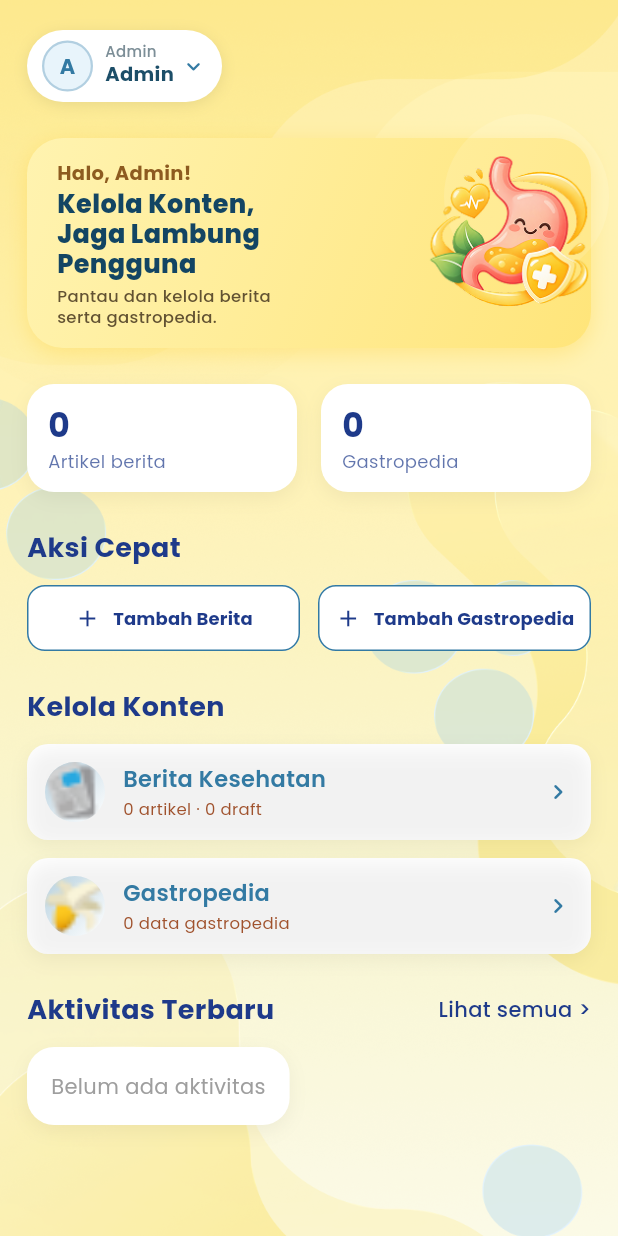
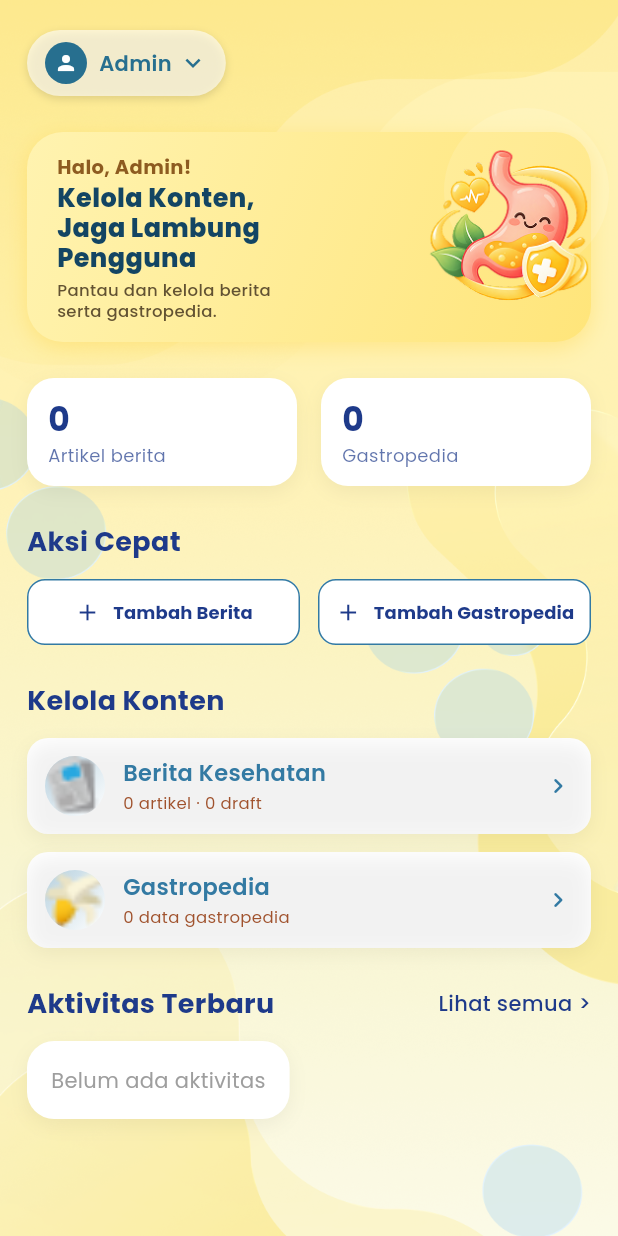
Before and after one commit to g41241295-arch/LAMON, a Flutter app: the AdminDashboardScreen screen opened by its route, on a phone screen of 412 x 824 dp. Run offline on Flutter 3.47's test engine with Material 3 defaults, Android fonts, the phone set to English and light mode, and no system bars; our stand-ins replace cloud_firestore, file_picker, firebase_auth, firebase_core, firebase_storage, flutter_local_notifications and 6 more; accounts and stored records are empty.

Commit message:
ubah profil admin: kapsul profil, halaman profil admin, foto

```diff
--- a/lib/routes/app_routes.dart
+++ b/lib/routes/app_routes.dart
@@ -41,6 +41,7 @@ import '../screens/admin/ensiklopedia_detail_screen.dart';
 import '../screens/admin/berita_list_admin_screen.dart';
 import '../screens/admin/berita_form_screen.dart';
 import '../models/berita_article_model.dart';
+import '../screens/admin/admin_profile_screen.dart';
 
 class AppRoutes {
   static const String initial = '/splash';
@@ -98,6 +99,7 @@ class AppRoutes {
   // Admin Berita Routes
   static const String adminBerita = '/admin/berita';
   static const String adminBeritaForm = '/admin/berita/form';
+  static const String adminProfile = '/admin/profil';
 
   /// Widget wrapper guard untuk rute admin.
   /// Jika bukan admin, tampilkan layar yang redirect ke login.
@@ -484,6 +486,11 @@ class AppRoutes {
           )),
           settings: settings,
         );
+      case adminProfile:
+        return _createSmoothRoute(
+          _adminGuard(const AdminProfileScreen()),
+          settings: settings,
+        );
 
       default:
         return _createSmoothRoute(
--- a/lib/screens/dashboard_admin_screen.dart
+++ b/lib/screens/dashboard_admin_screen.dart
@@ -2,7 +2,6 @@ import 'package:flutter/material.dart';
 import 'package:firebase_auth/firebase_auth.dart';
 import 'package:cloud_firestore/cloud_firestore.dart';
 import 'package:google_fonts/google_fonts.dart';
-import '../constants/app_colors.dart';
 import '../constants/admin_theme.dart';
 import '../routes/app_routes.dart';
 import '../services/ensiklopedia_service.dart';
@@ -21,7 +20,6 @@ class AdminDashboardScreen extends StatefulWidget {
 class _AdminDashboardScreenState extends State<AdminDashboardScreen> {
   String _adminName = 'Admin';
   String _adminId = '';
-  String? _adminPhotoUrl;
   bool _loadingAdmin = true;
   final _ensiklopediaService = EnsiklopediaService();
   bool _snackBarCleared = false;
@@ -47,7 +45,6 @@ class _AdminDashboardScreenState extends State<AdminDashboardScreen> {
     final user = FirebaseAuth.instance.currentUser;
     if (user == null) return;
     _adminId = user.uid;
-    _adminPhotoUrl = user.photoURL;
     try {
       final doc = await FirebaseFirestore.instance.collection('users').doc(user.uid).get();
       if (!mounted) return;
@@ -62,9 +59,6 @@ class _AdminDashboardScreenState extends State<AdminDashboardScreen> {
           final local = email.split('@').first.toLowerCase();
           final cleaned = local.startsWith('admin') ? local.substring('admin'.length) : local;
           name = cleaned.isEmpty ? 'Admin' : cleaned[0].toUpperCase() + cleaned.substring(1);
-        }
-        if (data['foto'] != null && data['foto'].toString().isNotEmpty) {
-          _adminPhotoUrl = data['foto'];
         }
       } else {
         name = user.displayName ?? 'Admin';
@@ -155,138 +149,72 @@ class _AdminDashboardScreenState extends State<AdminDashboardScreen> {
     );
   }
 
+  String get _displayAdminName {
+    final trimmed = _adminName.trim();
+    if (trimmed.isEmpty) return 'Admin';
+    return trimmed[0].toUpperCase() + trimmed.substring(1);
+  }
+
+  Future<void> _openAdminProfile() async {
+    await Navigator.pushNamed(context, AppRoutes.adminProfile);
+    if (mounted) {
+      _loadAdminData();
+    }
+  }
+
   Widget _buildHeader() {
-    return ConstrainedBox(
-      constraints: BoxConstraints(maxWidth: MediaQuery.of(context).size.width * 0.65),
-      child: GestureDetector(
-        onTapDown: (d) {},
-        child: PopupMenuButton<String>(
-          onSelected: (value) {
-            if (value == 'keluar') _confirmLogout();
-          },
-          offset: const Offset(0, 50),
-          shape: RoundedRectangleBorder(borderRadius: BorderRadius.circular(14)),
-          itemBuilder: (_) => [
-            PopupMenuItem(
-              value: 'keluar',
-              child: Row(
-                children: [
-                  const Icon(Icons.logout_rounded, color: Color(0xFFD32F2F), size: 18),
-                  const SizedBox(width: 10),
-                  Text('Keluar', style: GoogleFonts.poppins(fontSize: 14, fontWeight: FontWeight.w600, color: const Color(0xFFD32F2F))),
-                ],
-              ),
-            ),
-          ],
+    return GestureDetector(
+      onTap: _openAdminProfile,
       child: Container(
-            padding: const EdgeInsets.symmetric(horizontal: 10, vertical: 7),
+        padding: const EdgeInsets.symmetric(horizontal: 12, vertical: 8),
         decoration: BoxDecoration(
-              color: Colors.white,
-              borderRadius: BorderRadius.circular(999),
-              boxShadow: [
+          color: Colors.white.withValues(alpha: 0.6),
+          borderRadius: BorderRadius.circular(24),
+          boxShadow: const [
             BoxShadow(
-                  color: Colors.black.withValues(alpha: 0.08),
-                  blurRadius: 8,
-                  offset: const Offset(0, 2),
+              color: Colors.black12,
+              blurRadius: 4,
+              offset: Offset(0, 2),
             ),
           ],
         ),
         child: Row(
           mainAxisSize: MainAxisSize.min,
           children: [
-                // Avatar lingkaran
-                Container(
-                  width: 34,
-                  height: 34,
+            const CircleAvatar(
+              radius: 14,
+              backgroundColor: Color(0xFF276F8F),
+              child: Icon(Icons.person, size: 16, color: Colors.white),
+            ),
+            const SizedBox(width: 8),
+            _loadingAdmin
+                ? Container(
+                    width: 60,
+                    height: 14,
                     decoration: BoxDecoration(
-                    shape: BoxShape.circle,
-                    color: const Color(0xFFE8F4FB),
-                    border: Border.all(color: const Color(0xFF337AA3).withValues(alpha: 0.3), width: 1.5),
-                  ),
-                  child: _adminPhotoUrl != null && _adminPhotoUrl!.isNotEmpty
-                      ? ClipOval(
-                          child: Image.network(
-                            _adminPhotoUrl!,
-                            fit: BoxFit.cover,
-                            errorBuilder: (_, e, s) => Center(
-                              child: Text(
-                                _adminName.isNotEmpty ? _adminName[0].toUpperCase() : 'A',
-                                style: GoogleFonts.poppins(color: const Color(0xFF337AA3), fontSize: 14, fontWeight: FontWeight.bold),
-                              ),
-                            ),
+                      color: Colors.grey.withValues(alpha: 0.3),
+                      borderRadius: BorderRadius.circular(4),
                     ),
                   )
-                      : Center(
-                          child: Text(
-                            _adminName.isNotEmpty ? _adminName[0].toUpperCase() : 'A',
-                            style: GoogleFonts.poppins(color: const Color(0xFF337AA3), fontSize: 14, fontWeight: FontWeight.bold),
-                          ),
-                        ),
-                ),
-                const SizedBox(width: 8),
-                Flexible(
-                  child: Column(
-                    crossAxisAlignment: CrossAxisAlignment.start,
-                    mainAxisSize: MainAxisSize.min,
-                    children: [
-                      Text(
-                        'Admin',
+                : Text(
+                    _displayAdminName,
                     style: GoogleFonts.poppins(
-                          fontSize: 10,
-                          color: AppColors.neutralGray,
-                          fontWeight: FontWeight.w500,
-                          height: 1.1,
-                        ),
-                      ),
-                      _loadingAdmin
-                          ? Container(width: 60, height: 13, decoration: BoxDecoration(color: Colors.grey.withValues(alpha: 0.3), borderRadius: BorderRadius.circular(4)))
-                          : Text(
-                              _adminName,
-                              style: GoogleFonts.poppins(
-                                fontSize: 13,
-                                fontWeight: FontWeight.w700,
-                                color: const Color(0xFF1C4E68),
-                              ),
-                              maxLines: 1,
-                              overflow: TextOverflow.ellipsis,
-                            ),
-                    ],
+                      fontWeight: FontWeight.w600,
+                      color: const Color(0xFF276F8F),
                     ),
                   ),
             const SizedBox(width: 4),
-                const Icon(Icons.keyboard_arrow_down_rounded, color: Color(0xFF337AA3), size: 18),
+            const Icon(
+              Icons.keyboard_arrow_down,
+              color: Color(0xFF276F8F),
+              size: 20,
+            ),
           ],
-            ),
-          ),
         ),
       ),
     );
   }
 
-  Future<void> _confirmLogout() async {
-    final confirmed = await showDialog<bool>(
-      context: context,
-      builder: (ctx) => AlertDialog(
-        shape: RoundedRectangleBorder(borderRadius: BorderRadius.circular(18)),
-        title: Text('Konfirmasi Keluar', style: GoogleFonts.poppins(fontWeight: FontWeight.w700)),
-        content: Text('Apakah Anda yakin ingin keluar dari akun admin?', style: GoogleFonts.poppins()),
-        actions: [
-          TextButton(
-            onPressed: () => Navigator.of(ctx).pop(false),
-            child: Text('Batal', style: GoogleFonts.poppins()),
-          ),
-          TextButton(
-            onPressed: () => Navigator.of(ctx).pop(true),
-            child: Text('Keluar', style: GoogleFonts.poppins(color: const Color(0xFFD32F2F), fontWeight: FontWeight.w700)),
-          ),
-        ],
-      ),
-    );
-    if (confirmed == true && mounted) {
-      await FirebaseAuth.instance.signOut();
-      if (mounted) Navigator.of(context).pushNamedAndRemoveUntil('/login', (route) => false);
-    }
-  }
 
   Widget _buildWelcomeBanner() {
     return Container(
--- a/pubspec.yaml
+++ b/pubspec.yaml
@@ -54,6 +54,7 @@ flutter:
     - assets/images/berita/
     - assets/images/doctors/
     - assets/images/banks/
+    - assets/images/profil_admin/
     - assets/fonts/
     - assets/icon/
 
```
Also changed, not shown: lib/screens/admin/admin_profile_screen.dart (added, +574 -0 lines), assets/images/profil_admin/admin_laras.jpg (added), assets/images/profil_admin/admin_rani.jpg (added). Lines whose indentation alone changed are shown as unchanged.
